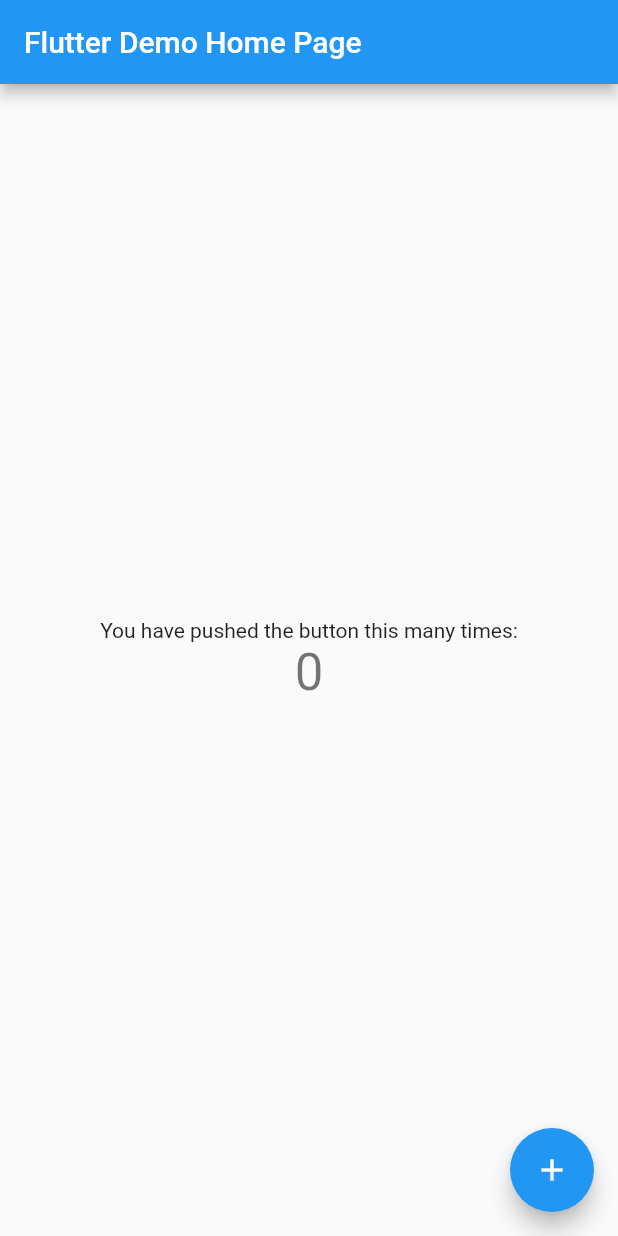
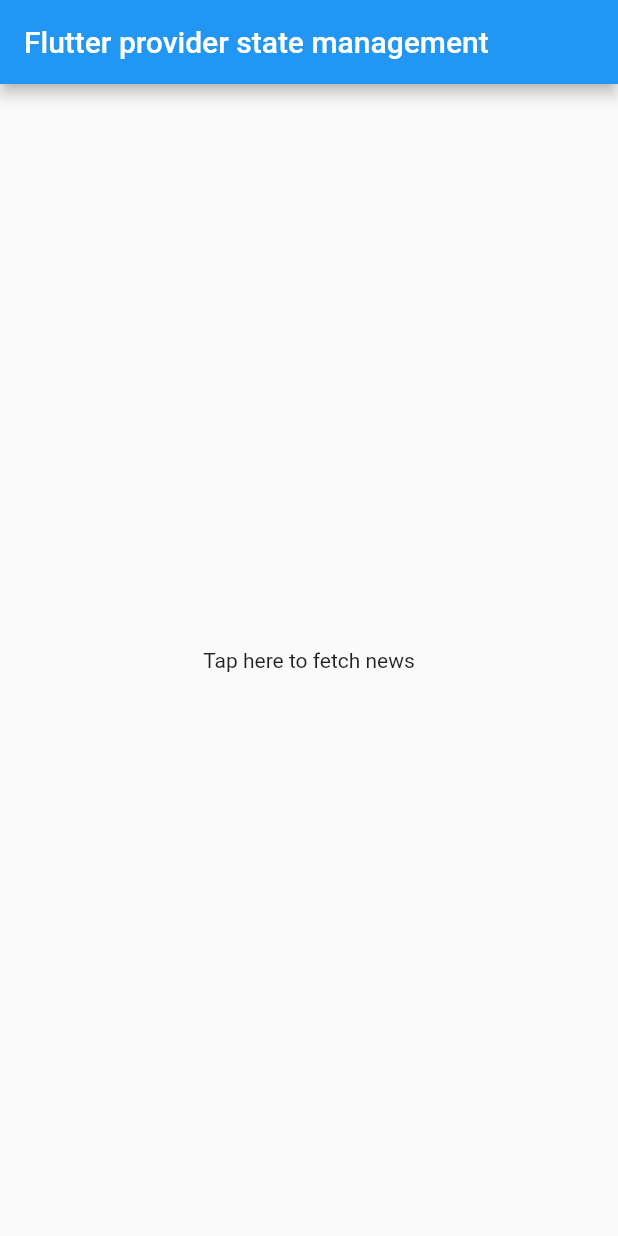
Before and after one commit to Benjith/Flutter_List_of_state_management-approaches, a Flutter app: the screen it shows after launch, on a phone screen of 412 x 824 dp. Run offline on Flutter 3.47's test engine with Material 2 defaults, Android fonts, the phone set to English and light mode, and no system bars.

Commit message:
provider

```diff
--- /dev/null
+++ b/provider/lib/homepage_view_model.dart
@@ -0,0 +1,27 @@
+import 'dart:convert';
+
+import 'package:flutter/cupertino.dart';
+import 'package:http/http.dart' as client;
+import 'newsmodel.dart';
+
+class HomePageViewModel extends ChangeNotifier {
+  bool showingLoader = false;
+  List<NewsModel> _allNewsList = [];
+  List<NewsModel> get allNewslist => _allNewsList;
+
+  void fetchNews() async {
+    showLoader(true);
+    var response =
+        await client.get('https://jsonplaceholder.typicode.com/posts');
+    if (response.statusCode == 200) {
+      var _jsondata = json.decode(response.body);
+      _allNewsList = List.from(_jsondata.map((x) => NewsModel.fromJson(x)));
+      showLoader(false);
+    }
+  }
+
+  void showLoader(bool value) {
+    showingLoader = value;
+    notifyListeners();
+  }
+}
--- a/provider/lib/main.dart
+++ b/provider/lib/main.dart
@@ -1,117 +1,25 @@
 import 'package:flutter/material.dart';
+import 'package:provider/provider.dart';
+import 'package:providerstate/screen.dart';
+
+import 'package:providerstate/homepage_view_model.dart';
 
 void main() {
-  runApp(MyApp());
+  runApp(ProviderApp());
 }
 
-class MyApp extends StatelessWidget {
-  // This widget is the root of your application.
+class ProviderApp extends StatelessWidget {
+  const ProviderApp({Key key}) : super(key: key);
+
   @override
   Widget build(BuildContext context) {
     return MaterialApp(
-      title: 'Flutter Demo',
-      theme: ThemeData(
-        // This is the theme of your application.
-        //
-        // Try running your application with "flutter run". You'll see the
-        // application has a blue toolbar. Then, without quitting the app, try
-        // changing the primarySwatch below to Colors.green and then invoke
-        // "hot reload" (press "r" in the console where you ran "flutter run",
-        // or simply save your changes to "hot reload" in a Flutter IDE).
-        // Notice that the counter didn't reset back to zero; the application
-        // is not restarted.
-        primarySwatch: Colors.blue,
-        // This makes the visual density adapt to the platform that you run
-        // the app on. For desktop platforms, the controls will be smaller and
-        // closer together (more dense) than on mobile platforms.
-        visualDensity: VisualDensity.adaptivePlatformDensity,
+
+      home: ChangeNotifierProvider(
+        create: (context) => HomePageViewModel(),
+        builder: (context, child) => HomePage(),
       ),
-      home: MyHomePage(title: 'Flutter Demo Home Page'),
+
     );
   }
 }
-
-class MyHomePage extends StatefulWidget {
-  MyHomePage({Key key, this.title}) : super(key: key);
-
-  // This widget is the home page of your application. It is stateful, meaning
-  // that it has a State object (defined below) that contains fields that affect
-  // how it looks.
-
-  // This class is the configuration for the state. It holds the values (in this
-  // case the title) provided by the parent (in this case the App widget) and
-  // used by the build method of the State. Fields in a Widget subclass are
-  // always marked "final".
-
-  final String title;
-
-  @override
-  _MyHomePageState createState() => _MyHomePageState();
-}
-
-class _MyHomePageState extends State<MyHomePage> {
-  int _counter = 0;
-
-  void _incrementCounter() {
-    setState(() {
-      // This call to setState tells the Flutter framework that something has
-      // changed in this State, which causes it to rerun the build method below
-      // so that the display can reflect the updated values. If we changed
-      // _counter without calling setState(), then the build method would not be
-      // called again, and so nothing would appear to happen.
-      _counter++;
-    });
-  }
-
-  @override
-  Widget build(BuildContext context) {
-    // This method is rerun every time setState is called, for instance as done
-    // by the _incrementCounter method above.
-    //
-    // The Flutter framework has been optimized to make rerunning build methods
-    // fast, so that you can just rebuild anything that needs updating rather
-    // than having to individually change instances of widgets.
-    return Scaffold(
-      appBar: AppBar(
-        // Here we take the value from the MyHomePage object that was created by
-        // the App.build method, and use it to set our appbar title.
-        title: Text(widget.title),
-      ),
-      body: Center(
-        // Center is a layout widget. It takes a single child and positions it
-        // in the middle of the parent.
-        child: Column(
-          // Column is also a layout widget. It takes a list of children and
-          // arranges them vertically. By default, it sizes itself to fit its
-          // children horizontally, and tries to be as tall as its parent.
-          //
-          // Invoke "debug painting" (press "p" in the console, choose the
-          // "Toggle Debug Paint" action from the Flutter Inspector in Android
-          // Studio, or the "Toggle Debug Paint" command in Visual Studio Code)
-          // to see the wireframe for each widget.
-          //
-          // Column has various properties to control how it sizes itself and
-          // how it positions its children. Here we use mainAxisAlignment to
-          // center the children vertically; the main axis here is the vertical
-          // axis because Columns are vertical (the cross axis would be
-          // horizontal).
-          mainAxisAlignment: MainAxisAlignment.center,
-          children: <Widget>[
-            Text(
-              'You have pushed the button this many times:',
-            ),
-            Text(
-              '$_counter',
-              style: Theme.of(context).textTheme.headline4,
-            ),
-          ],
-        ),
-      ),
-      floatingActionButton: FloatingActionButton(
-        onPressed: _incrementCounter,
-        tooltip: 'Increment',
-        child: Icon(Icons.add),
-      ), // This trailing comma makes auto-formatting nicer for build methods.
-    );
-  }
-}
--- /dev/null
+++ b/provider/lib/newsmodel.dart
@@ -0,0 +1,37 @@
+// To parse this JSON data, do
+//
+//     final newsModel = newsModelFromJson(jsonString);
+
+import 'dart:convert';
+
+NewsModel newsModelFromJson(String str) => NewsModel.fromJson(json.decode(str));
+
+String newsModelToJson(NewsModel data) => json.encode(data.toJson());
+
+class NewsModel {
+  NewsModel({
+    this.userId,
+    this.id,
+    this.title,
+    this.body,
+  });
+
+  int userId;
+  int id;
+  String title;
+  String body;
+
+  factory NewsModel.fromJson(Map<String, dynamic> json) => NewsModel(
+        userId: json["userId"] == null ? null : json["userId"],
+        id: json["id"] == null ? null : json["id"],
+        title: json["title"] == null ? null : json["title"],
+        body: json["body"] == null ? null : json["body"],
+      );
+
+  Map<String, dynamic> toJson() => {
+        "userId": userId == null ? null : userId,
+        "id": id == null ? null : id,
+        "title": title == null ? null : title,
+        "body": body == null ? null : body,
+      };
+}
--- /dev/null
+++ b/provider/lib/screen.dart
@@ -0,0 +1,30 @@
+import 'package:flutter/material.dart';
+import 'package:provider/provider.dart';
+import 'package:providerstate/news_list_widget.dart';
+import 'package:providerstate/homepage_view_model.dart';
+
+class HomePage extends StatelessWidget {
+  @override
+  Widget build(BuildContext context) {
+    final state = Provider.of<HomePageViewModel>(context);
+    return Scaffold(
+      appBar: AppBar(
+        title: Text('Flutter provider state management'),
+      ),
+      body: state.showingLoader
+          ? Center(
+              child: CircularProgressIndicator(),
+            )
+          : state.allNewslist.isEmpty
+              ? Center(
+                  child: InkWell(
+                    onTap: () => state.fetchNews(),
+                    child: Text('Tap here to fetch news'),
+                  ),
+                )
+              : NewsListWidget(
+                  list: state.allNewslist,
+                ),
+    );
+  }
+}
--- a/provider/pubspec.yaml
+++ b/provider/pubspec.yaml
@@ -1,4 +1,4 @@
-name: provider
+name: providerstate
 description: A new Flutter project.
 
 # The following line prevents the package from being accidentally published to
@@ -28,6 +28,8 @@
   # The following adds the Cupertino Icons font to your application.
   # Use with the CupertinoIcons class for iOS style icons.
   cupertino_icons: ^1.0.0
+  provider: ^4.3.2+2
+  http: any
 
 dev_dependencies:
   flutter_test:
```
Also changed, not shown: provider/lib/news_list_widget.dart (added, +25 -0 lines), provider/pubspec.lock, 4 other files.
